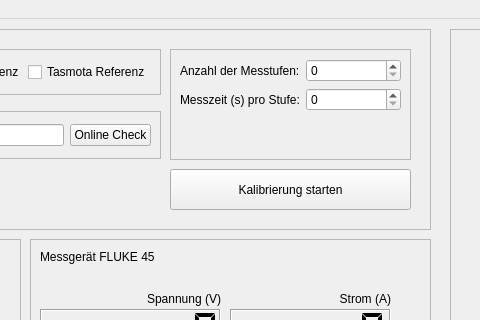
First picture: the form in main_gui.ui, repository Suitcasechild/AutoCal, before the edit; both pictures show x 230 to 710 and y 0 to 320 of the 1280 by 720 pixel window.
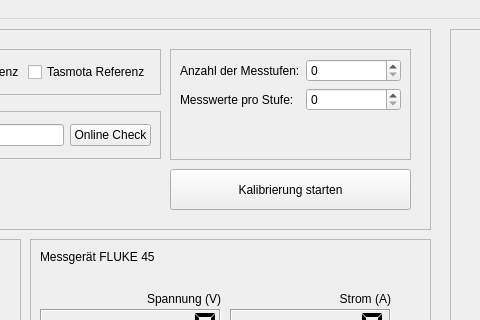
Second picture: the form after the edit.

Commit message:
feat(ui): Adapt UI to count-based measurement
Updated the main_gui.ui file to align with the refactoring. The QSpinBox for measurement duration was renamed from 'spin_duration' to 'spin_measurements' and its corresponding label was updated.

The edit to the form file:
```diff
--- a/main_gui.ui
+++ b/main_gui.ui
@@ -175,7 +175,7 @@
       <item row="1" column="0">
        <widget class="QLabel" name="label_4">
         <property name="text">
-         <string>Messzeit (s) pro Stufe:</string>
+         <string>Messwerte pro Stufe:</string>
         </property>
        </widget>
       </item>
```
Left out of the diff: 2 changed lines with no effect on the pictures.
